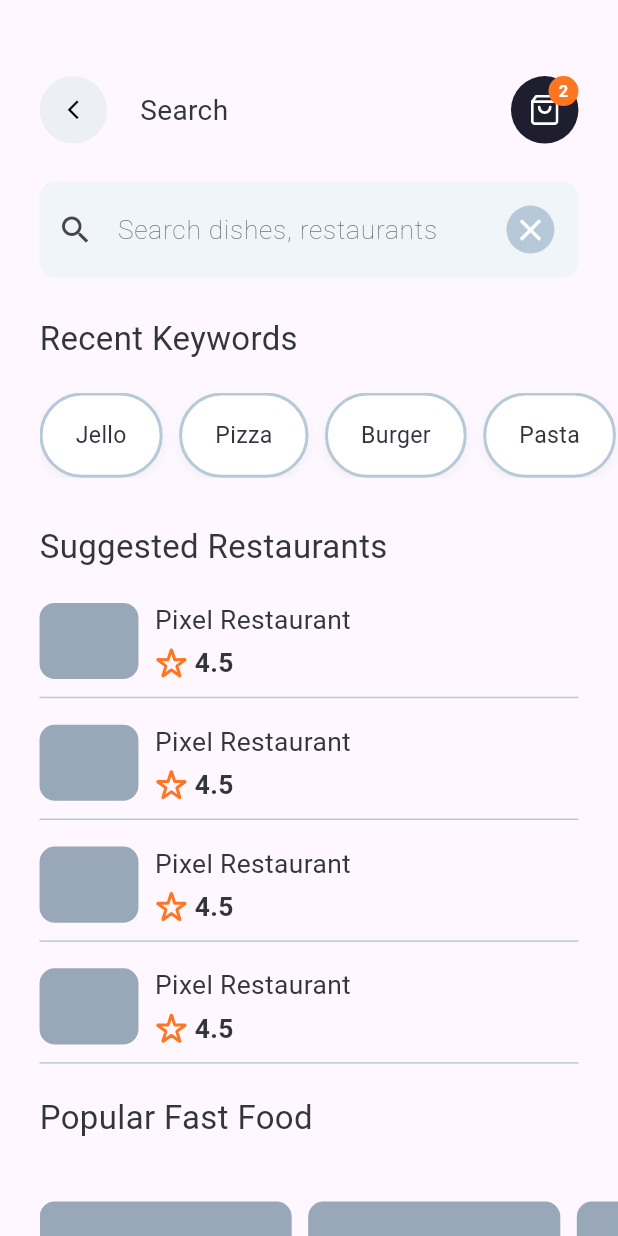
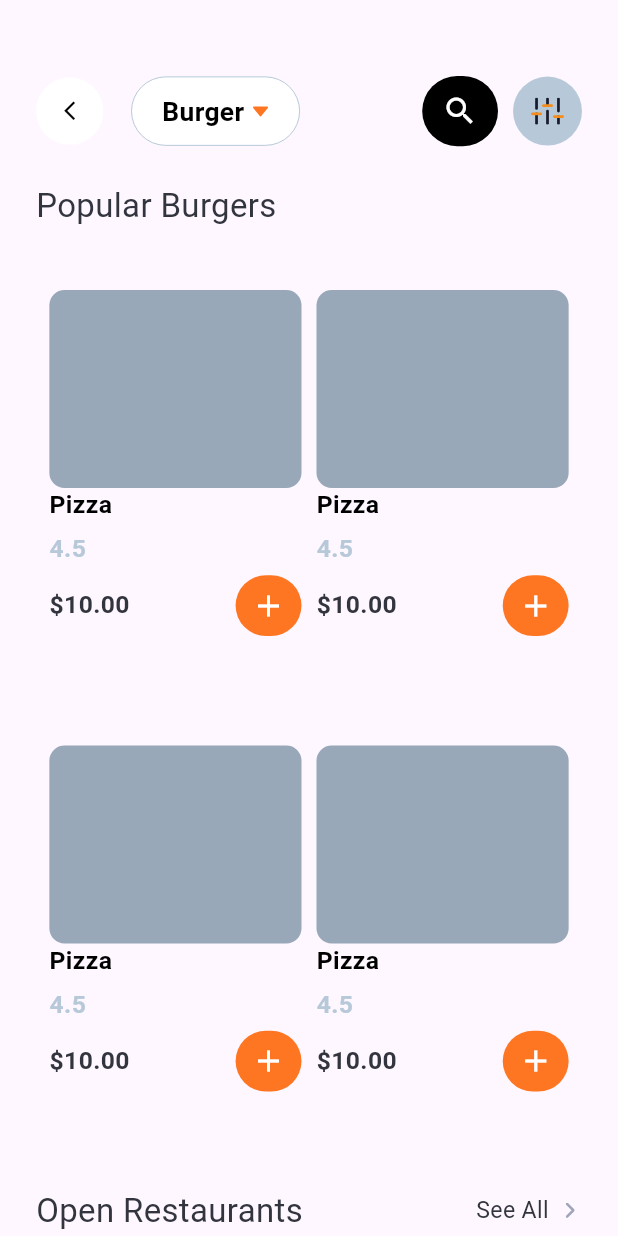
Before and after one commit to Teewhydot/food, a Flutter app: the screen it shows after launch, on a phone screen of 412 x 824 dp. Run offline on Flutter 3.47's test engine with Material 3 defaults, Android fonts, the phone set to English and light mode, and no system bars; our stand-ins replace cached_network_image, dartz, firebase_auth, flutter_screenutil, flutter_svg, get and 6 more; accounts and stored records are empty; Roboto replaces fonts that are missing (Sen).

Commit message:
Food screen completed.

```diff
--- /dev/null
+++ b/lib/food/features/home/presentation/screens/food.dart
@@ -0,0 +1,169 @@
+import 'package:flutter/material.dart';
+import 'package:flutter_screenutil/flutter_screenutil.dart';
+import 'package:food/food/components/image.dart';
+import 'package:food/food/components/scaffold.dart';
+import 'package:food/food/components/texts/texts.dart';
+import 'package:food/food/core/constants/app_constants.dart';
+import 'package:food/food/core/theme/colors.dart';
+import 'package:food/food/features/auth/presentation/widgets/back_widget.dart';
+import 'package:food/food/features/onboarding/presentation/widgets/food_container.dart';
+import 'package:food/generated/assets.dart';
+import 'package:get/get.dart';
+
+import '../widgets/food_widget.dart';
+import '../widgets/restaurant_widget.dart';
+import 'home.dart';
+
+class Food extends StatelessWidget {
+  const Food({super.key});
+
+  @override
+  Widget build(BuildContext context) {
+    return FScaffold(
+      body: SingleChildScrollView(
+        child: Column(
+          children: [
+            50.verticalSpace,
+            Row(
+              mainAxisAlignment: MainAxisAlignment.spaceBetween,
+              children: [
+                Row(
+                  children: [
+                    BackWidget(),
+                    17.horizontalSpace,
+                    FoodContainer(
+                      width: 102,
+                      height: 45,
+                      borderRadius: 33,
+                      color: kWhiteColor,
+                      hasBorder: true,
+                      borderColor: kGreyColor,
+                      child: Row(
+                        mainAxisAlignment: MainAxisAlignment.center,
+                        children: [
+                          Row(
+                            children: [
+                              FText(text: "Burger"),
+                              5.horizontalSpace,
+                              FImage(
+                                assetPath: Assets.svgsArrowDown,
+                                assetType: FoodAssetType.svg,
+                                width: 10,
+                                height: 10,
+                                svgAssetColor: kPrimaryColor,
+                              ),
+                            ],
+                          ),
+                        ],
+                      ),
+                    ),
+                  ],
+                ),
+                Row(
+                  spacing: 10,
+                  children: [
+                    FoodContainer(
+                      width: 46,
+                      height: 46,
+                      color: kBlackColor,
+                      borderRadius: 46,
+                      child: Icon(Icons.search, color: kWhiteColor),
+                    ),
+                    CircleAvatar(
+                      radius: 23,
+                      backgroundColor: kGreyColor,
+                      child: FImage(
+                        assetPath: Assets.svgsFilter,
+                        assetType: FoodAssetType.svg,
+                        width: 22,
+                        height: 18,
+                      ),
+                    ),
+                  ],
+                ),
+              ],
+            ).paddingOnly(right: AppConstants.defaultPadding),
+            24.verticalSpace,
+            SectionHead(title: "Popular Burgers", isActionVisible: false),
+            40.verticalSpace,
+            Wrap(
+              direction: Axis.horizontal,
+              spacing: 10,
+              crossAxisAlignment: WrapCrossAlignment.start,
+              alignment: WrapAlignment.center,
+              runAlignment: WrapAlignment.center,
+              runSpacing: 50,
+              children: [
+                PopularFastFood(
+                  image: "assets/images/food1.png",
+                  name: "Pizza",
+                  restaurantName: "4.5",
+                  price: "\$10.00",
+                ),
+                PopularFastFood(
+                  image: "assets/images/food1.png",
+                  name: "Pizza",
+                  restaurantName: "4.5",
+                  price: "\$10.00",
+                ),
+                PopularFastFood(
+                  image: "assets/images/food1.png",
+                  name: "Pizza",
+                  restaurantName: "4.5",
+                  price: "\$10.00",
+                ),
+                PopularFastFood(
+                  image: "assets/images/food1.png",
+                  name: "Pizza",
+                  restaurantName: "4.5",
+                  price: "\$10.00",
+                ),
+              ],
+            ).paddingOnly(right: AppConstants.defaultPadding),
+            40.verticalSpace,
+            SectionHead(
+              title: "Open Restaurants",
+            ).paddingOnly(right: AppConstants.defaultPadding.w),
+            20.verticalSpace,
+            SingleChildScrollView(
+              scrollDirection: Axis.vertical,
+              child: Column(
+                spacing: 16,
+                children: [
+                  RestaurantWidget(
+                    name: "Burger King",
+                    rating: "4.5",
+                    distance: "2.5 km",
+                    time: "30 min",
+                    categories: ["Burger", "Fast Food"],
+                  ),
+                  RestaurantWidget(
+                    name: "Pizza Hut",
+                    rating: "4.8",
+                    distance: "3.0 km",
+                    time: "25 min",
+                    categories: ["Pizza", "Italian"],
+                  ),
+                  RestaurantWidget(
+                    name: "Pizza Hut",
+                    rating: "4.8",
+                    distance: "3.0 km",
+                    time: "25 min",
+                    categories: ["Pizza", "Italian"],
+                  ),
+                  RestaurantWidget(
+                    name: "Pizza Hut",
+                    rating: "4.8",
+                    distance: "3.0 km",
+                    time: "25 min",
+                    categories: ["Pizza", "Italian"],
+                  ),
+                ],
+              ),
+            ).paddingOnly(right: AppConstants.defaultPadding.w),
+          ],
+        ).paddingOnly(left: AppConstants.defaultPadding),
+      ),
+    );
+  }
+}
--- a/lib/food/features/onboarding/presentation/widgets/food_container.dart
+++ b/lib/food/features/onboarding/presentation/widgets/food_container.dart
@@ -4,48 +4,24 @@ import 'package:food/food/core/theme/colors.dart';
 
 class FoodContainer extends StatelessWidget {
   final Widget? child;
-  final double padding,
-      height,
-      width,
-      borderRadius,
-      borderWidth,
-      topPadding,
-      bottomPadding,
-      leftPadding,
-      rightPadding;
+  final double height, width, borderRadius, borderWidth;
   final Color color, borderColor;
-  final bool hasBorder, hasUniquePadding;
+  final bool hasBorder;
   const FoodContainer({
     super.key,
     this.child,
-    this.padding = 0.0,
     this.height = 0.0,
     this.width = 0.0,
     this.borderRadius = 10.0,
     this.borderWidth = 0.0,
-    this.topPadding = 0.0,
-    this.bottomPadding = 0.0,
-    this.leftPadding = 0.0,
-    this.rightPadding = 0.0,
     this.color = kContainerColor,
     this.borderColor = kContainerColor,
     this.hasBorder = false,
-    this.hasUniquePadding = false,
   });
 
   @override
   Widget build(BuildContext context) {
-    return Padding(
-      padding:
-          hasUniquePadding
-              ? EdgeInsets.only(
-                left: leftPadding,
-                right: rightPadding,
-                top: topPadding,
-                bottom: bottomPadding,
-              )
-              : EdgeInsets.all(padding).r,
-      child: Container(
+    return Container(
       width: width.w,
       height: height.h,
       decoration: BoxDecoration(
@@ -57,7 +33,6 @@ class FoodContainer extends StatelessWidget {
                 : null,
       ),
       child: child,
-      ),
     );
   }
 }
--- a/lib/food/features/onboarding/presentation/widgets/onboarding_widget.dart
+++ b/lib/food/features/onboarding/presentation/widgets/onboarding_widget.dart
@@ -29,13 +29,10 @@ class OnboardingWidget extends StatelessWidget {
           FoodContainer(
             height: 292,
             width: 1.sw,
-            hasUniquePadding: true,
-            topPadding: 0,
             borderRadius: 12,
-            leftPadding: 68,
-            rightPadding: 68,
+
             child: Container(),
-          ),
+          ).paddingOnly(top: 0, left: 68, right: 68),
           67.verticalSpace,
           FText(
             text: title,
--- a/lib/main.dart
+++ b/lib/main.dart
@@ -4,7 +4,7 @@ import 'package:flutter_screenutil/flutter_screenutil.dart';
 import 'package:food/food/app/init.dart';
 import 'package:food/food/core/routes/getx_route_module.dart';
 import 'package:food/food/core/theme/theme.dart';
-import 'package:food/food/features/home/presentation/screens/search.dart';
+import 'package:food/food/features/home/presentation/screens/food.dart';
 import 'package:get/get.dart';
 
 void main() {
@@ -28,7 +28,7 @@ class MyApp extends StatelessWidget {
         theme: FoodTheme.lightTheme,
         darkTheme: FoodTheme.darkTheme,
         themeMode: ThemeMode.light,
-        home: Search(),
+        home: Food(),
       ),
     );
   }
```
Also changed, not shown: assets/svgs/filter.svg (added), lib/generated/assets.dart. Lines whose indentation alone changed are shown as unchanged.
